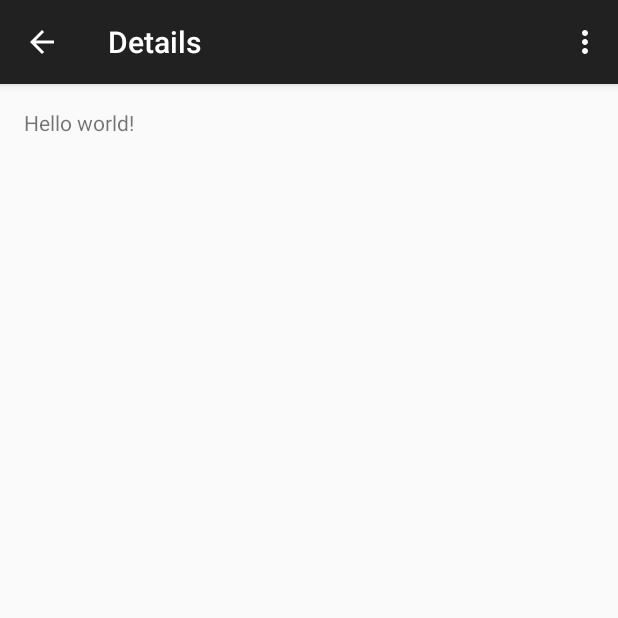
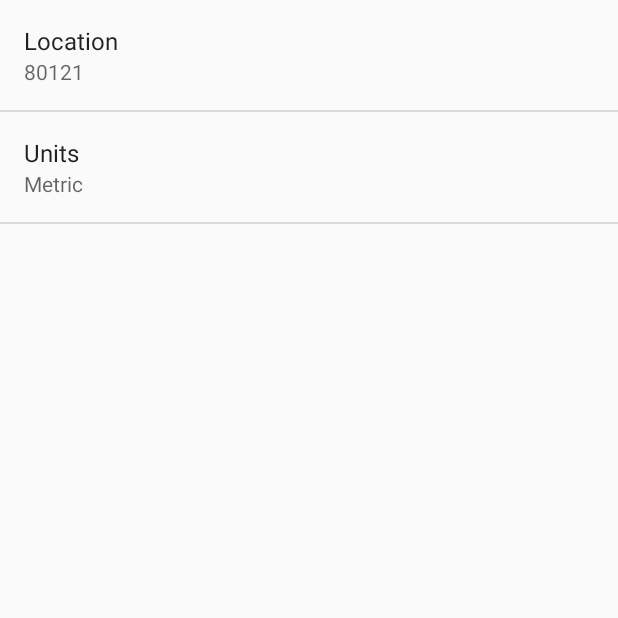
Before and after one commit to mzelem/mz_sunshine, an Android app: the DetailActivity screen opened directly, with no data from a screen before it, in the options menu, after a tap on "Settings", on a phone screen of 412 x 824 dp, the top half of it. Run offline under Robolectric (Android 15) with nearby library versions, the phone set to English and light mode, and no system bars.

Commit message:
finished lesson 3

```diff
--- a/app/src/main/java/unleashtheweb/net/sunshine/DetailActivity.java
+++ b/app/src/main/java/unleashtheweb/net/sunshine/DetailActivity.java
@@ -3,9 +3,13 @@ package unleashtheweb.net.sunshine;
 import android.content.Intent;
 import android.os.Bundle;
 import android.support.v4.app.Fragment;
+import android.support.v4.view.MenuItemCompat;
 import android.support.v7.app.ActionBarActivity;
+import android.support.v7.widget.ShareActionProvider;
+import android.util.Log;
 import android.view.LayoutInflater;
 import android.view.Menu;
+import android.view.MenuInflater;
 import android.view.MenuItem;
 import android.view.View;
 import android.view.ViewGroup;
@@ -21,7 +25,7 @@ public class DetailActivity extends ActionBarActivity {
 
         if (savedInstanceState == null) {
             getSupportFragmentManager().beginTransaction()
-                    .add(R.id.container, new PlaceholderFragment())
+                    .add(R.id.container, new DetailFragment())
                     .commit();
         }
     }
@@ -31,6 +35,7 @@ public class DetailActivity extends ActionBarActivity {
     public boolean onCreateOptionsMenu(Menu menu) {
         // Inflate the menu; this adds items to the action bar if it is present.
         getMenuInflater().inflate(R.menu.menu_detail, menu);
+
         return true;
     }
 
@@ -43,6 +48,7 @@ public class DetailActivity extends ActionBarActivity {
 
         //noinspection SimplifiableIfStatement
         if (id == R.id.action_settings) {
+            startActivity(new Intent(this, SettingsActivity.class));
             return true;
         }
 
@@ -52,9 +58,14 @@ public class DetailActivity extends ActionBarActivity {
     /**
      * A placeholder fragment containing a simple view.
      */
-    public static class PlaceholderFragment extends Fragment {
+    public static class DetailFragment extends Fragment {
+        private static final String LOG_TAG = DetailFragment.class.getSimpleName();
 
-        public PlaceholderFragment() {
+        private static final String FORECAST_SHARE_HASHTAG = " #SunshineApp";
+        private String mForecastStr;
+
+        public DetailFragment() {
+            setHasOptionsMenu(true);
         }
 
         @Override
@@ -62,17 +73,41 @@ public class DetailActivity extends ActionBarActivity {
                                  Bundle savedInstanceState) {
             View rootView = inflater.inflate(R.layout.fragment_detail, container, false);
 
-            Intent intent = getActivity().getIntent();
+            DetailActivity activity = (DetailActivity) getActivity();
+            Intent intent = activity.getIntent();
 
             if(intent != null && intent.hasExtra(Intent.EXTRA_TEXT)) {
-                String forecast = intent.getStringExtra(Intent.EXTRA_TEXT);
-
+                mForecastStr = intent.getStringExtra(Intent.EXTRA_TEXT);
 
                 TextView textView = (TextView) rootView.findViewById(R.id.detail_text);
-                textView.setText(forecast);
+                textView.setText(mForecastStr);
+
             }
 
             return rootView;
         }
+
+        @Override
+        public void onCreateOptionsMenu(Menu menu, MenuInflater inflater) {
+            inflater.inflate(R.menu.detailfragment, menu);
+
+            MenuItem shareMenuItem = menu.findItem(R.id.action_share);
+
+            ShareActionProvider mShareActionProvider = (ShareActionProvider) MenuItemCompat.getActionProvider(shareMenuItem);
+
+            if(mShareActionProvider != null) {
+                mShareActionProvider.setShareIntent(createShareForecastIntent());
+            } else {
+                Log.d(LOG_TAG, "Share Action Provider is null?");
+            }
+        }
+
+        private Intent createShareForecastIntent() {
+            Intent shareIntent = new Intent(Intent.ACTION_SEND);
+            shareIntent.addFlags(Intent.FLAG_ACTIVITY_CLEAR_WHEN_TASK_RESET);
+            shareIntent.setType("text/plain");
+            shareIntent.putExtra(Intent.EXTRA_TEXT, mForecastStr + FORECAST_SHARE_HASHTAG);
+            return shareIntent;
+        }
     }
 }
--- a/app/src/main/java/unleashtheweb/net/sunshine/SettingsActivity.java
+++ b/app/src/main/java/unleashtheweb/net/sunshine/SettingsActivity.java
@@ -21,11 +21,12 @@ public class SettingsActivity extends PreferenceActivity
     public void onCreate(Bundle savedInstanceState) {
         super.onCreate(savedInstanceState);
         // Add 'general' preferences, defined in the XML file
-        // TODO: Add preferences from XML
+        addPreferencesFromResource(R.xml.pref_general);
 
         // For all preferences, attach an OnPreferenceChangeListener so the UI summary can be
         // updated when the preference changes.
-        // TODO: Add preferences
+        bindPreferenceSummaryToValue(findPreference(getString(R.string.pref_location_key)));
+        bindPreferenceSummaryToValue(findPreference(getString(R.string.pref_units_key)));
     }
 
     /**
--- /dev/null
+++ b/app/src/main/res/menu/detailfragment.xml
@@ -0,0 +1,8 @@
+<?xml version="1.0" encoding="utf-8"?>
+<menu xmlns:android="http://schemas.android.com/apk/res/android" xmlns:app="http://schemas.android.com/apk/res-auto">
+
+    <item android:id="@+id/action_share"
+        android:title="@string/action_share"
+        app:showAsAction="always"
+        app:actionProviderClass="android.support.v7.widget.ShareActionProvider" />
+</menu>
--- a/app/src/main/res/menu/menu_main.xml
+++ b/app/src/main/res/menu/menu_main.xml
@@ -3,4 +3,6 @@
     xmlns:tools="http://schemas.android.com/tools" tools:context=".MainActivity">
     <item android:id="@+id/action_settings" android:title="@string/action_settings"
         android:orderInCategory="100" app:showAsAction="never" />
+    <item android:id="@+id/action_view_location" android:title="@string/action_view_location"
+        android:orderInCategory="90" app:showAsAction="never" />
 </menu>
--- a/app/src/main/res/values/strings.xml
+++ b/app/src/main/res/values/strings.xml
@@ -4,8 +4,21 @@
     <string name="app_name">Sunshine</string>
     <string name="action_refresh" translatable="false">Refresh</string>
     <string name="action_settings">Settings</string>
+    <string name="action_view_location">View Location</string>
+    <string name="action_share">Share</string>
     <string name="title_activity_detail">Details</string>
     <string name="title_activity_settings">Settings</string>
     <string name="hello_world">Hello world!</string>
 
+    <!-- Label for the location in SharedPreferences [CHAR LIMIT=30] -->
+    <string name="pref_location_label">Location</string>
+    <string name="pref_location_key" translatable="false">location</string>
+    <string name="pref_location_default" translatable="false">80121</string>
+
+    <!-- Label for the units in SharedPreferences [CHAR LIMIT=30] -->
+    <string name="pref_units_label">Units</string>
+    <string name="pref_units_key" translatable="false">units</string>
+    <string name="pref_units_default" translatable="false">Metric</string>
+    <string name="pref_units_imperial" translatable="false">Imperial</string>
+
 </resources>
--- /dev/null
+++ b/app/src/main/res/values/units.xml
@@ -0,0 +1,9 @@
+<?xml version="1.0" encoding="utf-8"?>
+<resources>
+
+    <array name="pref_units">
+        <item>@string/pref_units_default</item>
+        <item>@string/pref_units_imperial</item>
+    </array>
+
+</resources>
--- /dev/null
+++ b/app/src/main/res/xml/pref_general.xml
@@ -0,0 +1,20 @@
+<?xml version="1.0" encoding="utf-8"?>
+<PreferenceScreen xmlns:android="http://schemas.android.com/apk/res/android"
+    android:layout_width="match_parent"
+    android:layout_height="match_parent">
+
+    <EditTextPreference
+        android:title="@string/pref_location_label"
+        android:key="@string/pref_location_key"
+        android:defaultValue="@string/pref_location_default"
+        android:inputType="text"
+        android:singleLine="true" />
+
+    <ListPreference
+        android:title="@string/pref_units_label"
+        android:key="@string/pref_units_key"
+        android:entries="@array/pref_units"
+        android:entryValues="@array/pref_units"
+        android:defaultValue="@string/pref_units_default" />
+
+</PreferenceScreen>
```
Also changed, not shown: app/src/main/java/unleashtheweb/net/sunshine/ForecastFragment.java (+29 -19 lines), app/src/main/java/unleashtheweb/net/sunshine/MainActivity.java (+25 -0 lines).
